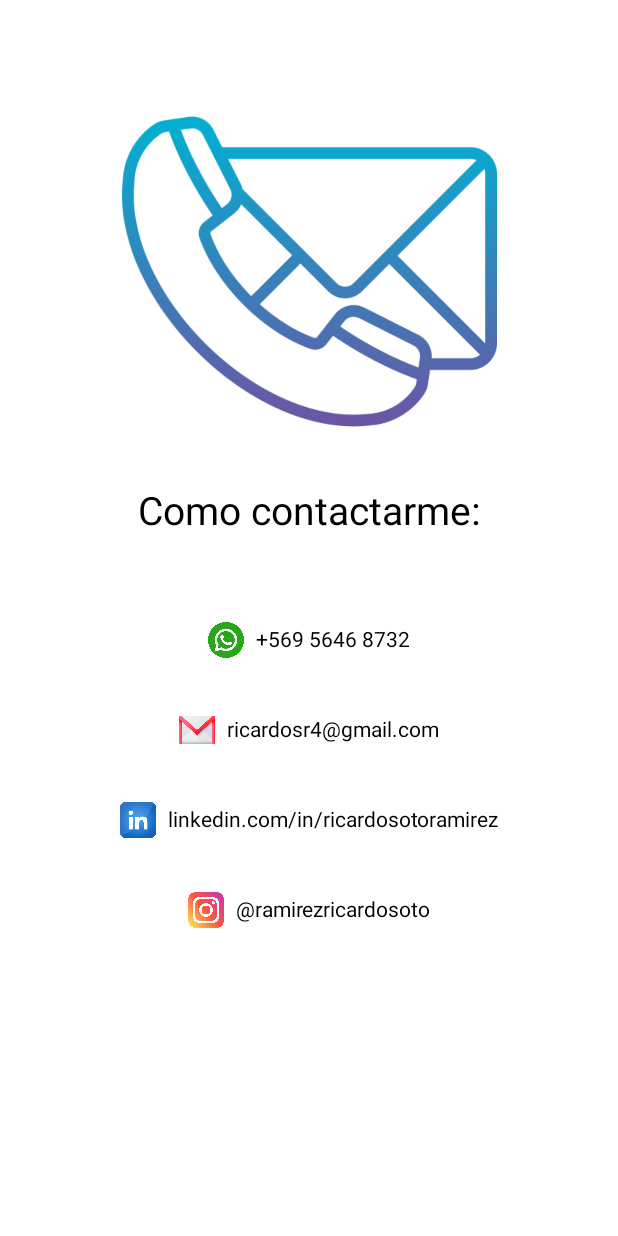
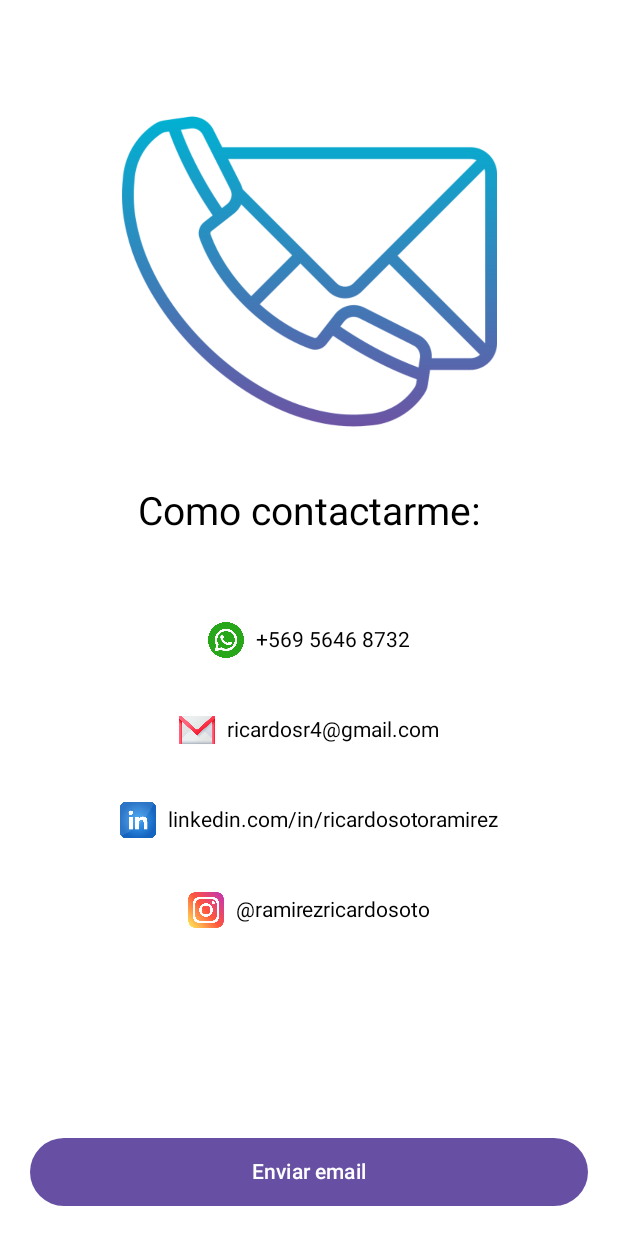
Before and after one commit to ricardosr4/MyProfileCompose, an Android app built with Jetpack Compose: the @Preview function ContactScreen, on a phone screen of 412 x 824 dp. Run offline under Robolectric (Android 15) with nearby library versions, the phone set to English and light mode, and no system bars.

Commit message:
init screen contact part two

```diff
--- a/app/src/main/java/com/example/myprofilecompose/ui/contact/presenter/ContactScreen.kt
+++ b/app/src/main/java/com/example/myprofilecompose/ui/contact/presenter/ContactScreen.kt
@@ -1,14 +1,17 @@
 package com.example.myprofilecompose.ui.contact.presenter
 
 import androidx.compose.foundation.Image
+import androidx.compose.foundation.layout.Box
 import androidx.compose.foundation.layout.Column
 import androidx.compose.foundation.layout.Row
 import androidx.compose.foundation.layout.Spacer
 import androidx.compose.foundation.layout.fillMaxSize
+import androidx.compose.foundation.layout.fillMaxWidth
 import androidx.compose.foundation.layout.height
 import androidx.compose.foundation.layout.padding
 import androidx.compose.foundation.layout.size
 import androidx.compose.foundation.layout.width
+import androidx.compose.material3.Button
 import androidx.compose.material3.Icon
 import androidx.compose.material3.Text
 import androidx.compose.runtime.Composable
@@ -16,22 +19,21 @@ import androidx.compose.ui.Alignment
 import androidx.compose.ui.Modifier
 import androidx.compose.ui.graphics.Color
 import androidx.compose.ui.res.painterResource
+import androidx.compose.ui.res.stringResource
 import androidx.compose.ui.tooling.preview.Preview
 import androidx.compose.ui.unit.dp
 import androidx.compose.ui.unit.sp
 import com.example.myprofilecompose.R
-
 @Preview(showBackground = true)
 @Composable
 fun ContactScreen() {
-
     Column(
         modifier = Modifier
             .fillMaxSize()
             .padding(16.dp),
         horizontalAlignment = Alignment.CenterHorizontally
     ) {
-        // Imagen centrada
+
         Image(
             painter = painterResource(id = R.drawable.img_contact),
             contentDescription = "image contact",
@@ -39,65 +41,27 @@ fun ContactScreen() {
                 .padding(top = 40.dp)
                 .size(250.dp)
         )
-
-        // Espacio de 20dp
         Spacer(modifier = Modifier.height(20.dp))
 
         Text(
             text = "Como contactarme:",
             fontSize = 26.sp,
-            )
+        )
         Spacer(modifier = Modifier.height(50.dp))
 
-        // Primera fila: WhatsApp
         Row(
             verticalAlignment = Alignment.CenterVertically,
             modifier = Modifier.padding(vertical = 8.dp)
         ) {
             Icon(
-                painter = painterResource(id = R.drawable.icon_whatsapp), // Cambia al ID correcto del ícono
+                painter = painterResource(id = R.drawable.icon_whatsapp),
                 contentDescription = "WhatsApp icon",
                 modifier = Modifier.size(24.dp),
                 tint = Color.Unspecified
-
             )
-            Spacer(modifier = Modifier.width(8.dp)) // Espacio entre ícono y texto
-            Text(text = "+569 5646 8732") // Número de contacto
-        }
-        Spacer(modifier = Modifier.height(20.dp))
-
-        // Segunda fila: Email
-        Row(
-            verticalAlignment = Alignment.CenterVertically,
-            modifier = Modifier.padding(vertical = 8.dp)
-        ) {
-            Icon(
-                painter = painterResource(id = R.drawable.icon_gmail), // Cambia al ID correcto del ícono
-                contentDescription = "Email icon",
-                modifier = Modifier.size(24.dp),
-                tint = Color.Unspecified
-
-            )
-            Spacer(modifier = Modifier.width(8.dp)) // Espacio entre ícono y texto
-            Text(text = "ricardosr4@gmail.com") // Dirección de correo
-        }
-        Spacer(modifier = Modifier.height(20.dp))
-
-
-        // Tercera fila: LinkedIn
-        Row(
-            verticalAlignment = Alignment.CenterVertically,
-            modifier = Modifier.padding(vertical = 8.dp)
-        ) {
-            Icon(
-                painter = painterResource(id = R.drawable.icon_linkedin), // Cambia al ID correcto del ícono
-                contentDescription = "LinkedIn icon",
-                modifier = Modifier.size(24.dp),
-                tint = Color.Unspecified
-
-            )
-            Spacer(modifier = Modifier.width(8.dp)) // Espacio entre ícono y texto
-            Text(text = "linkedin.com/in/ricardosotoramirez") // Enlace a LinkedIn
+            Spacer(modifier = Modifier.width(8.dp))
+            Text(
+                text = "+569 5646 8732")
         }
         Spacer(modifier = Modifier.height(20.dp))
 
@@ -106,26 +70,64 @@ fun ContactScreen() {
             modifier = Modifier.padding(vertical = 8.dp)
         ) {
             Icon(
-                painter = painterResource(id = R.drawable.icon_instagram), // Cambia al ID correcto del ícono
-                contentDescription = "Instagram icon",
+                painter = painterResource(id = R.drawable.icon_gmail),
+                contentDescription = "Email icon",
                 modifier = Modifier.size(24.dp),
                 tint = Color.Unspecified
 
             )
-            Spacer(modifier = Modifier.width(8.dp)) // Espacio entre ícono y texto
-            Text(text = "@ramirezricardosoto") // Enlace a LinkedIn
+            Spacer(modifier = Modifier.width(8.dp))
+            Text(
+                text = "ricardosr4@gmail.com")
+        }
+        Spacer(modifier = Modifier.height(20.dp))
+
+        Row(
+            verticalAlignment = Alignment.CenterVertically,
+            modifier = Modifier.padding(vertical = 8.dp)
+        ) {
+            Icon(
+                painter = painterResource(id = R.drawable.icon_linkedin),
+                contentDescription = "LinkedIn icon",
+                modifier = Modifier.size(24.dp),
+                tint = Color.Unspecified
+            )
+            Spacer(modifier = Modifier.width(8.dp))
+            Text(text = "linkedin.com/in/ricardosotoramirez")
+        }
+        Spacer(modifier = Modifier.height(20.dp))
+
+        Row(
+            verticalAlignment = Alignment.CenterVertically,
+            modifier = Modifier.padding(vertical = 8.dp)
+        ) {
+            Icon(
+                painter = painterResource(id = R.drawable.icon_instagram),
+                contentDescription = "Instagram icon",
+                modifier = Modifier.size(24.dp),
+                tint = Color.Unspecified
+            )
+            Spacer(modifier = Modifier.width(8.dp))
+
+            Text(
+                text = "@ramirezricardosoto")
         }
     }
-
-
+    Box(
+        modifier = Modifier
+            .fillMaxSize(),
+        contentAlignment = Alignment.BottomCenter
+    ) {
+        Button(
+            onClick = {  },
+            modifier = Modifier
+                .fillMaxWidth()
+                .padding(horizontal = 20.dp, vertical = 20.dp)
+                .height(45.dp),
+        ) {
+            Text(
+                text = stringResource(R.string.enviar_email)
+            )
+        }
+    }
 }
-
-//Column(
-//        modifier = Modifier.fillMaxSize(),
-//        horizontalAlignment = Alignment.CenterHorizontally,
-//        verticalArrangement = Arrangement.Center
-//    ) {
-//        Text(text = "Contacto",
-//            fontSize = 32.sp)
-//
-//    }
--- a/app/src/main/java/com/example/myprofilecompose/ui/theme/Color.kt
+++ b/app/src/main/java/com/example/myprofilecompose/ui/theme/Color.kt
@@ -13,6 +13,7 @@ val Pink40 = Color(0xFF7D5260)
 
 
 //special
+
 val gradientBrush = Brush.verticalGradient(
     colors = listOf(
         Color(0x80001CD5),
@@ -27,4 +28,14 @@ val gradientButtonMetallic = Brush.verticalGradient(
         Color(0xFF000000),
         Color(0xFFECEFF1)
     )
+
 )
+val gmailGradientButton = Brush.verticalGradient(
+    colors = listOf(
+        Color(0xFFEA4335), // Rojo
+        Color(0xFFFBBC05), // Amarillo
+        Color(0xFF34A853), // Verde
+        Color(0xFF4285F4)  // Azul
+    )
+
+)
--- a/app/src/main/res/values/strings.xml
+++ b/app/src/main/res/values/strings.xml
@@ -8,4 +8,5 @@
 Soy un desarrollador apasionado con experiencia en el desarrollo de aplicaciones móviles utilizando Kotlin. Aquí podrás explorar mis proyectos, habilidades y logros. Mi objetivo es seguir creciendo en esta industria y compartir conocimientos con la comunidad. ¡Gracias por visitar mi espacio!</string>
     <string name="descargar_cv">Descargar Cv</string>
     <string name="imagen_cv">imagen cv</string>
+    <string name="enviar_email">Enviar email</string>
 </resources>
```
